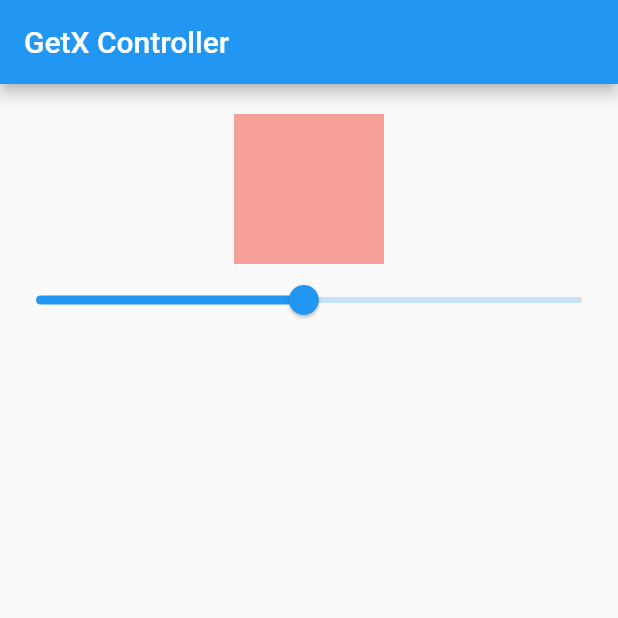
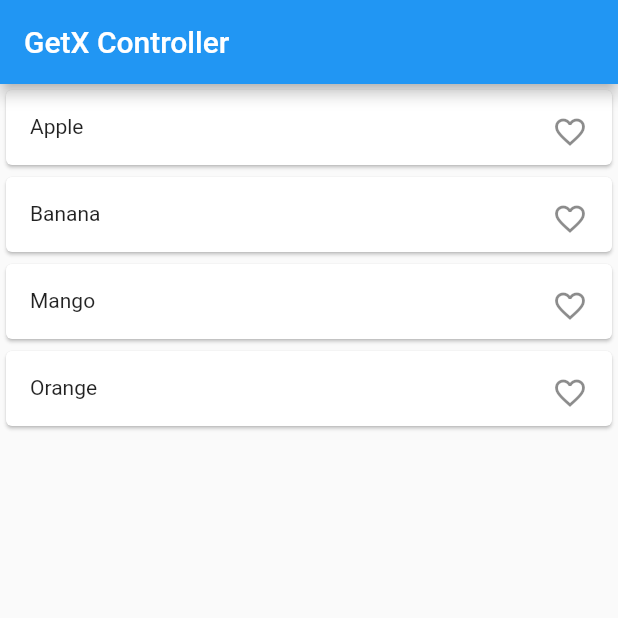
Before and after one commit to SouravBarman001/Flutter_GetX_Practice, a Flutter app: the screen it shows after launch, on a phone screen of 412 x 824 dp, the top half of it. Run offline on Flutter 3.47's test engine with Material 2 defaults, Android fonts, the phone set to English and light mode, and no system bars; our stand-ins replace get.

Commit message:
add to favourite and control with favourite controller

```diff
--- /dev/null
+++ b/lib/getx_controller/favourite_added.dart
@@ -0,0 +1,49 @@
+import 'package:flutter/material.dart';
+import 'package:get/get.dart';
+import 'package:get/get_core/src/get_main.dart';
+
+import 'favourite_controller.dart';
+import 'home_screen_two_controller.dart';
+
+class Favourite extends StatelessWidget {
+  const Favourite({super.key});
+
+  @override
+  Widget build(BuildContext context) {
+
+   // FavouriteController favouriteController = Get.put(FavouriteController()); //(another way)
+
+     FavouriteController favouriteController = Get.find(tag: 'Favourite');
+
+    return Scaffold(
+      appBar: AppBar(
+        title: const Text('GetX Controller'),
+      ),
+      body: SafeArea(
+        child:ListView.builder(
+          itemCount:favouriteController.fruitsItems.value.length,
+          itemBuilder: (context,index){
+            return Card(
+              child: SizedBox(
+                height: 50,
+                width: double.infinity,
+                child: InkWell(
+                  onTap: (){
+                    print('on Tap works');
+                    favouriteController.addToFavourite(favouriteController.fruitsItems.value[index].toString());
+                  },
+                  child: ListTile(
+                    leading: Text(favouriteController.fruitsItems.value[index].toString()),
+                    trailing: Obx(() => Icon(
+                        favouriteController.favouriteItems.contains(favouriteController.fruitsItems.value[index].toString()) ? Icons.favorite : Icons.favorite_border_outlined),
+                    ),
+                  ),
+                ),
+              ),
+            );
+          },)
+
+        ),
+      );
+  }
+}
--- /dev/null
+++ b/lib/getx_controller/favourite_controller.dart
@@ -0,0 +1,19 @@
+
+import 'package:get/get.dart';
+
+class FavouriteController extends GetxController{
+
+  RxList<String> fruitsItems = ['Apple','Banana','Mango','Orange'].obs;
+  RxList favouriteItems = [].obs;
+
+  void addToFavourite(index){
+     if(favouriteItems.contains(index)){
+       print('remove favouriteItems');
+       favouriteItems.remove(index);
+
+     }else{
+       print('added to favouriteItems');
+       favouriteItems.add(index);
+     }
+  }
+}
--- a/lib/getx_controller/home_screen_two.dart
+++ b/lib/getx_controller/home_screen_two.dart
@@ -10,8 +10,8 @@ class HomeScreenTwo extends StatelessWidget {
   @override
   Widget build(BuildContext context) {
 
-    HomeScreenTwoController homeScreenTwoController = Get.put(HomeScreenTwoController());
-
+   // HomeScreenTwoController homeScreenTwoController = Get.put(HomeScreenTwoController());
+    HomeScreenTwoController homeScreenTwoController = Get.find(tag: 'HomeScreenTwoController');
 
     return Scaffold(
       appBar: AppBar(
--- a/lib/main.dart
+++ b/lib/main.dart
@@ -2,9 +2,16 @@ import 'package:flutter/material.dart';
 import 'package:get/get.dart';
 import 'package:getxpractice/routes/page_three.dart';
 import 'package:getxpractice/routes/page_two.dart';
+import 'getx_controller/favourite_added.dart';
+import 'getx_controller/favourite_controller.dart';
 import 'getx_controller/home_screen_two.dart';
+import 'getx_controller/home_screen_two_controller.dart';
 
 void main() {
+
+  Get.put(HomeScreenTwoController(), tag: 'HomeScreenTwoController');
+  Get.put(FavouriteController(), tag: 'Favourite');
+
   runApp(const MyApp());
 }
 
@@ -21,9 +28,9 @@ class _MyAppState extends State<MyApp> {
   Widget build(BuildContext context) {
     return  GetMaterialApp(
       debugShowCheckedModeBanner: false,
-      home: const HomeScreenTwo(),
+      home: const Favourite(),
       getPages: [
-           GetPage(name: '/', page:()=> const HomeScreenTwo()),
+           GetPage(name: '/', page:()=> const Favourite()),
            GetPage(name: '/two', page:()=> const PageTwo()),
            GetPage(name: '/three', page:()=> const PageThree()),
 
```
